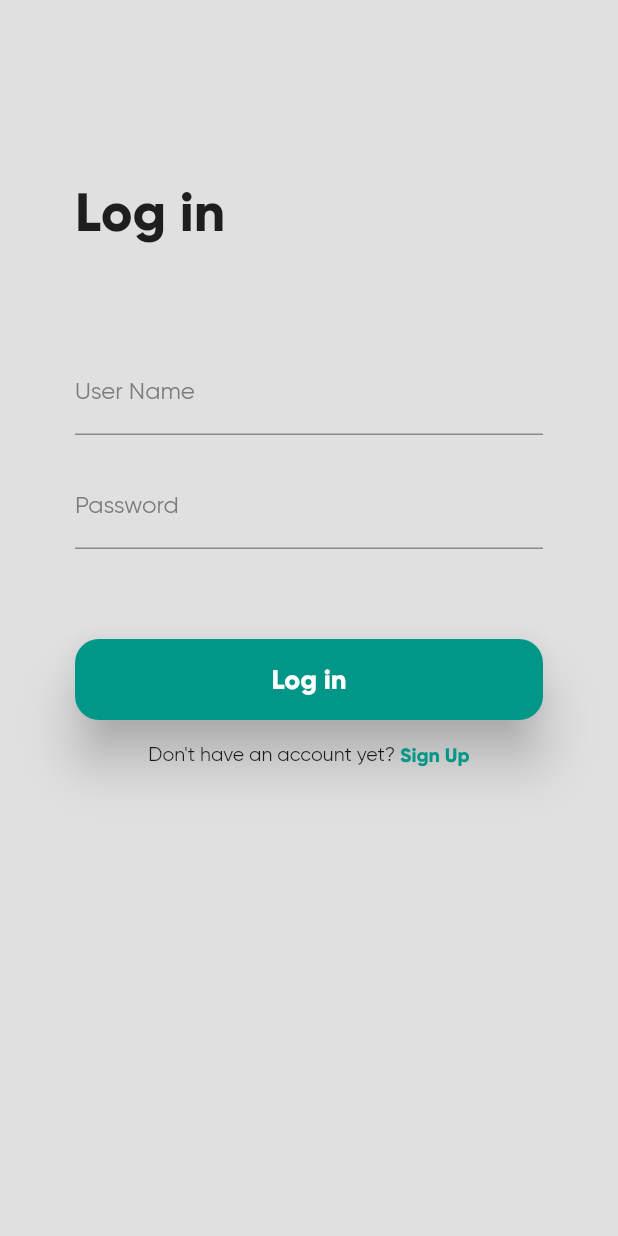
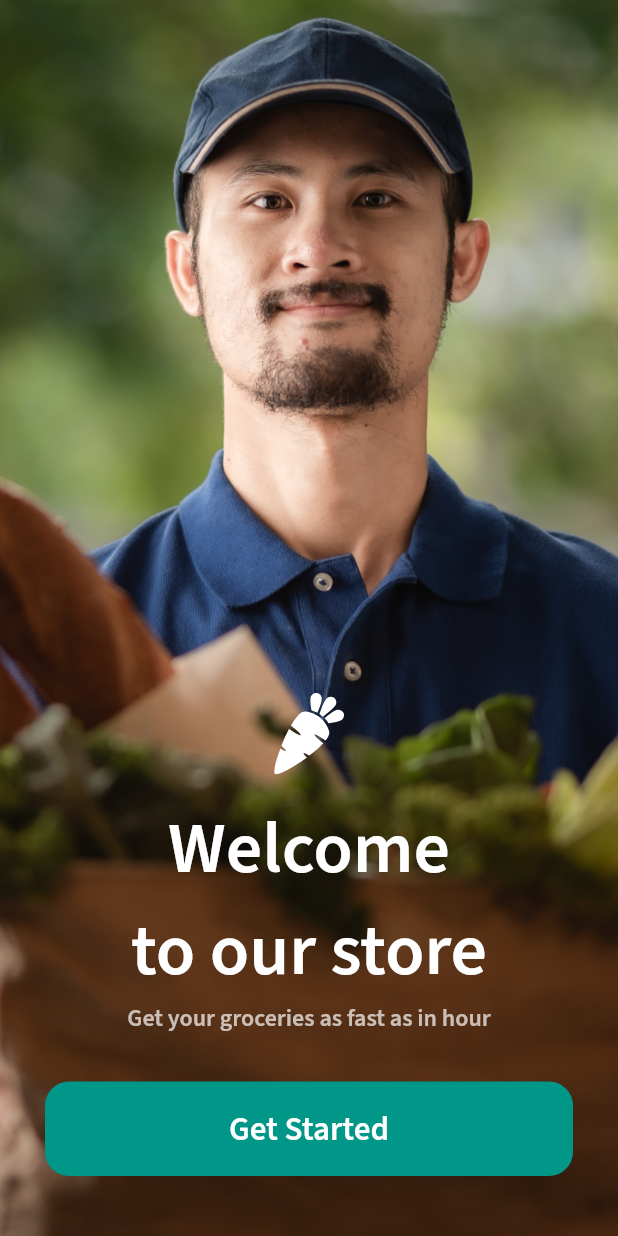
Before and after one commit to IyadAlanssary/Mahallna, a Flutter app: the screen it shows after launch, on a phone screen of 412 x 824 dp. Run offline on Flutter 3.47's test engine with Material 2 defaults, Android fonts, the phone set to English and light mode, and no system bars; our stand-ins replace flutter_svg.

Commit message:
Added Splash and Welcome Screens

```diff
--- a/lib/common widgets/app_button.dart
+++ b/lib/common widgets/app_button.dart
@@ -27,9 +27,9 @@ class AppButton extends StatelessWidget {
             label,
             textAlign: TextAlign.center,
             style: const TextStyle(
-              fontSize: 18,
+              fontSize: 22,
               color: Colors.white,
-              fontWeight: FontWeight.bold,
+              fontWeight: FontWeight.w600,
             ),
           ),
         ),
--- a/lib/main.dart
+++ b/lib/main.dart
@@ -1,9 +1,8 @@
-import 'package:flutter/cupertino.dart';
+//import 'package:flutter/cupertino.dart';
 import 'package:flutter/material.dart';
 
 import 'styles/colors.dart';
 import 'splash_screen.dart';
-import 'log_in.dart';
 
 void main() {
   runApp(const MyApp());
@@ -18,7 +17,7 @@ class MyApp extends StatelessWidget {
       debugShowCheckedModeBanner: false,
       title: 'Grocery App',
       theme: AppColors.myTheme(),
-      home: const LogIn(),
+      home: const SplashScreen(),
     );
   }
 }
--- a/lib/search.dart
+++ b/lib/search.dart
@@ -1,7 +1,6 @@
 import 'package:flutter/cupertino.dart';
 import 'package:flutter/material.dart';
 import 'package:flutter_svg/svg.dart';
-//import 'package:flutter_svg/svg.dart';
 
 class Search extends StatelessWidget {
   final String searchIcon = "assets/icons/search_icon.svg";
--- a/lib/styles/colors.dart
+++ b/lib/styles/colors.dart
@@ -11,7 +11,7 @@ class AppColors {
     return ThemeData.light().copyWith(
       //visualDensity: VisualDensity.adaptivePlatformDensity, /////does not change anything
       textTheme: ThemeData.light().textTheme.apply(
-            fontFamily: gilroyFontFamily,
+            fontFamily: 'SourceSans3',
           ),
       textSelectionTheme: const TextSelectionThemeData(
         cursorColor: AppColors.primaryColor,
--- /dev/null
+++ b/lib/welcome_screen.dart
@@ -0,0 +1,105 @@
+import 'package:flutter/material.dart';
+import 'package:flutter/painting.dart';
+import 'common widgets/app_button.dart';
+import 'styles/colors.dart';
+import 'package:flutter_svg/flutter_svg.dart';
+import 'log_in.dart';
+
+class WelcomeScreen extends StatelessWidget {
+  final String imagePath = "assets/images/welcome_image.png";
+  final String iconPath = "assets/icons/app_icon.svg";
+
+  const WelcomeScreen({Key? key}) : super(key: key);
+
+  @override
+  Widget build(BuildContext context) {
+    return Scaffold(
+        backgroundColor: AppColors.primaryColor,
+        body: Container(
+          padding: const EdgeInsets.symmetric(horizontal: 30),
+          decoration: BoxDecoration(
+            image: DecorationImage(
+              image: AssetImage(imagePath),
+              fit: BoxFit.cover,
+            ),
+          ),
+          child: Center(
+            child: Column(
+              mainAxisSize: MainAxisSize.max,
+              children: [
+                const Spacer(),
+                SvgPicture.asset(
+                  iconPath,
+                  width: 48,
+                  height: 56,
+                ),
+                const SizedBox(
+                  height: 15,
+                ),
+                welcomeTextWidget(),
+                sloganText(),
+                const SizedBox(
+                  height: 30,
+                ),
+                getButton(context),
+                const SizedBox(
+                  height: 40,
+                )
+              ],
+            ),
+          ),
+        ));
+  }
+
+  Widget welcomeTextWidget() {
+    return Column(
+      mainAxisAlignment: MainAxisAlignment.center,
+      children: const [
+        Text(
+          "Welcome",
+          style: TextStyle(
+            fontSize: 48,
+            fontWeight: FontWeight.w600,
+            color: Colors.white,
+          ),
+        ),
+        Text(
+          "to our store",
+          style: TextStyle(
+            fontSize: 48,
+            fontWeight: FontWeight.w600,
+            color: Colors.white,
+          ),
+        ),
+      ],
+    );
+  }
+
+  Widget sloganText() {
+    return Text(
+      "Get your groceries as fast as in hour",
+      style: TextStyle(
+        fontSize: 16,
+        fontWeight: FontWeight.w600,
+        color: const Color(0xffFCFCFC).withOpacity(0.7),
+      ),
+    );
+  }
+
+  Widget getButton(BuildContext context) {
+    return AppButton(
+      label: "Get Started",
+      onPressed: () {
+        onGetStartedClicked(context);
+      },
+    );
+  }
+
+  void onGetStartedClicked(BuildContext context) {
+    Navigator.of(context).pushReplacement(MaterialPageRoute(
+      builder: (BuildContext context) {
+        return const LogIn();
+      },
+    ));
+  }
+}
--- a/pubspec.yaml
+++ b/pubspec.yaml
@@ -72,6 +72,10 @@ flutter:
         - asset: assets/fonts/gilroy/Gilroy-Regular.ttf
         - asset: assets/fonts/gilroy/Gilroy-SemiBold.ttf
         - asset: assets/fonts/gilroy/Gilroy-Bold.otf
+    - family: SourceSans3
+      fonts:
+        - asset: assets/fonts/Source Sans 3/SourceSans3-Medium.ttf
+        - asset: assets/fonts/Source Sans 3/SourceSans3-SemiBold.ttf
 
   # To add assets to your application, add an assets section, like this:
   # assets:
```
Also changed, not shown: lib/sign_up.dart (+7 -3 lines), lib/splash_screen.dart (+28 -22 lines), assets/fonts/Source Sans 3/SourceSans3-Medium.ttf (added), assets/fonts/Source Sans 3/SourceSans3-SemiBold.ttf (added).
